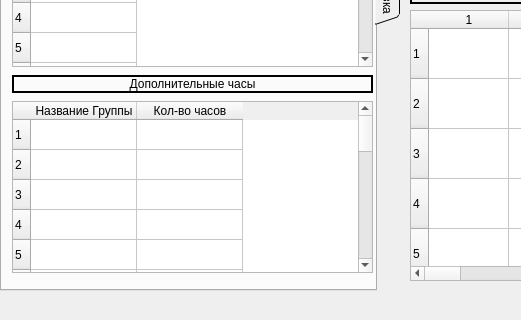
Above: UI/main.ui from Stormev/Schedule_Generator before the change; both pictures show x 0 to 521 and y 380 to 700 of the 1200 by 700 pixel window. Below: the same form after it.
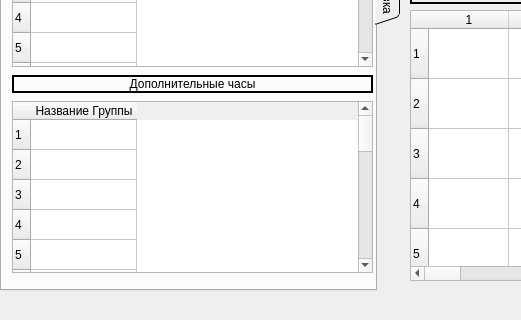
That is the form after the change. The open tabs and pages were chosen to show the change.

Diff of the .ui file:
```diff
--- a/UI/main.ui
+++ b/UI/main.ui
@@ -1273,7 +1273,7 @@
           <number>20</number>
          </property>
          <property name="columnCount">
-          <number>2</number>
+          <number>1</number>
          </property>
          <attribute name="horizontalHeaderCascadingSectionResizes">
           <bool>false</bool>
@@ -1309,11 +1309,6 @@
            <string>Название Группы</string>
           </property>
          </column>
-         <column>
-          <property name="text">
-           <string>Кол-во часов</string>
-          </property>
-         </column>
         </widget>
        </item>
       </layout>
```
Left out of the diff: 2 changed lines with no effect on the pictures.
